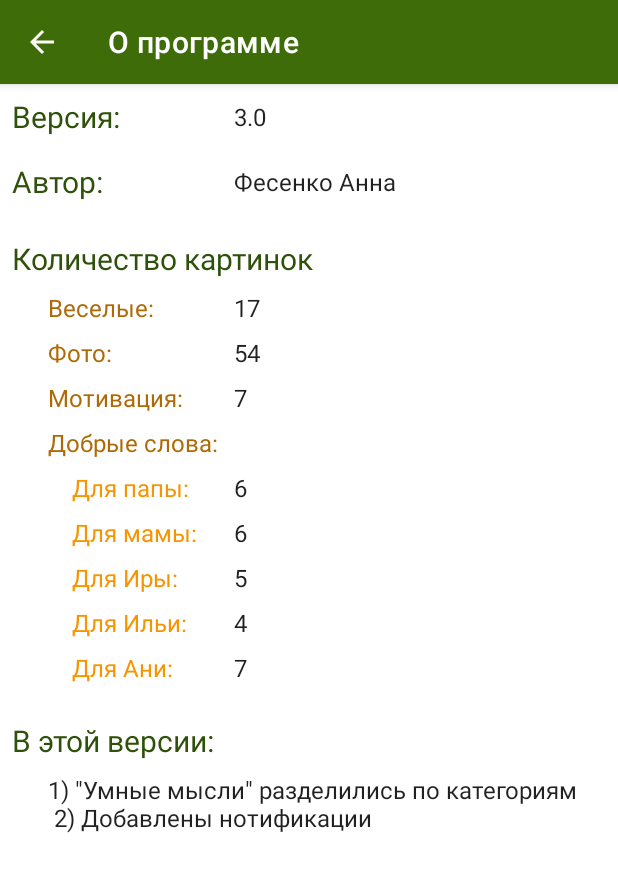
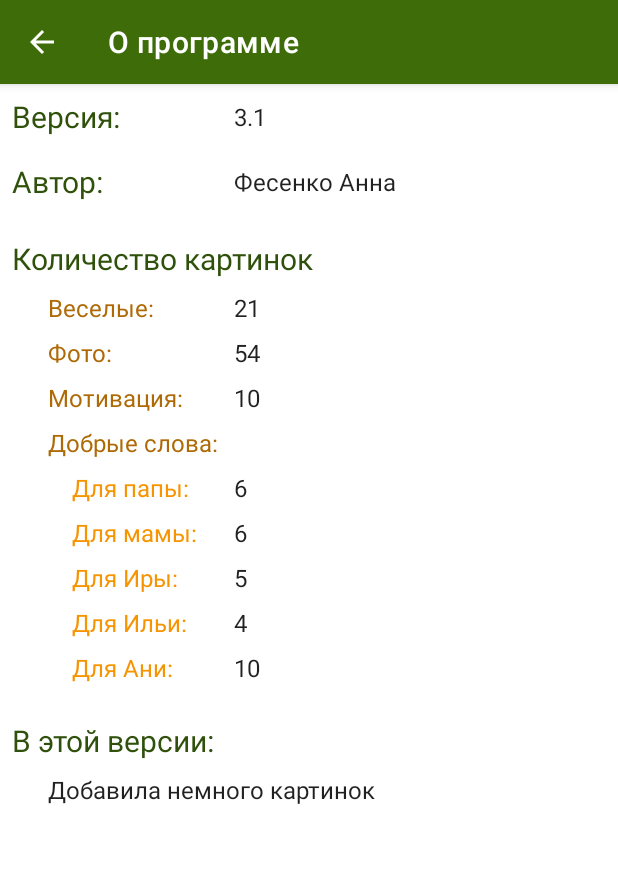
Before and after one commit to AnnaFVL/SmileApp, an Android app: the screen it shows after launch (AboutActivity), in the options menu, after a tap on "О программе", on a phone screen of 412 x 824 dp. Shown: the top 872 px of the screen. Run offline under Robolectric (Android 15) with nearby library versions, the light colour scheme and no system bars.

Commit message:
v.3.1 - added some pictures

```diff
--- a/app/src/main/java/com/example/smileapp/MainActivity.kt
+++ b/app/src/main/java/com/example/smileapp/MainActivity.kt
@@ -189,7 +189,8 @@ class MainActivity : AppCompatActivity() {
         funnyList = listOf(R.drawable.funny1, R.drawable.funny2, R.drawable.funny3, R.drawable.funny4, R.drawable.funny5,
             R.drawable.funny6, R.drawable.funny7, R.drawable.funny8, R.drawable.funny9, R.drawable.funny10,
             R.drawable.funny11, R.drawable.funny12, R.drawable.funny13, R.drawable.funny14, R.drawable.funny15,
-            R.drawable.funny16, R.drawable.funny17)
+            R.drawable.funny16, R.drawable.funny17, R.drawable.funny18, R.drawable.funny19, R.drawable.funny20,
+            R.drawable.funny21)
         // 5, 13, 20, 26 - убрала
         photoList = listOf(R.drawable.family1, R.drawable.family2, R.drawable.family3, R.drawable.family4,
             R.drawable.family6, R.drawable.family7, R.drawable.family8, R.drawable.family9,
@@ -204,7 +205,7 @@ class MainActivity : AppCompatActivity() {
             R.drawable.family50, R.drawable.family51, R.drawable.family52, R.drawable.family53, R.drawable.family54,
             R.drawable.family55, R.drawable.family56, R.drawable.family57, R.drawable.family58)
         textList = listOf(R.drawable.text1, R.drawable.text2, R.drawable.text3, R.drawable.text4, R.drawable.text5,
-            R.drawable.text6, R.drawable.text26)
+            R.drawable.text6, R.drawable.text26, R.drawable.text33, R.drawable.text34, R.drawable.text35)
         textFatherList = listOf(R.drawable.text8, R.drawable.text11, R.drawable.text14, R.drawable.text19,
             R.drawable.text29, R.drawable.text31)
         textMotherList = listOf(R.drawable.text7, R.drawable.text11, R.drawable.text13, R.drawable.text21,
@@ -213,7 +214,8 @@ class MainActivity : AppCompatActivity() {
             R.drawable.text30)
         textIlyaList = listOf(R.drawable.text10, R.drawable.text12, R.drawable.text20, R.drawable.text23)
         textAnnaList = listOf(R.drawable.text15, R.drawable.text16, R.drawable.text17, R.drawable.text18,
-            R.drawable.text24, R.drawable.text27, R.drawable.text32)
+            R.drawable.text24, R.drawable.text27, R.drawable.text32, R.drawable.text36, R.drawable.text37,
+            R.drawable.text38)
 
     }
 
@@ -388,7 +390,8 @@ class MainActivity : AppCompatActivity() {
             funnyList = listOf(R.drawable.funny1, R.drawable.funny2, R.drawable.funny3, R.drawable.funny4, R.drawable.funny5,
                 R.drawable.funny6, R.drawable.funny7, R.drawable.funny8, R.drawable.funny9, R.drawable.funny10,
                 R.drawable.funny11, R.drawable.funny12, R.drawable.funny13, R.drawable.funny14, R.drawable.funny15,
-                R.drawable.funny16, R.drawable.funny17)
+                R.drawable.funny16, R.drawable.funny17, R.drawable.funny18, R.drawable.funny19, R.drawable.funny20,
+                R.drawable.funny21)
 
             val intent = Intent(context, MainActivity::class.java).apply {
                 flags = Intent.FLAG_ACTIVITY_NEW_TASK or Intent.FLAG_ACTIVITY_CLEAR_TASK
--- a/app/src/main/res/values/strings.xml
+++ b/app/src/main/res/values/strings.xml
@@ -32,7 +32,7 @@
 
     <!--About Activity: TextViews-->
     <string name="about_version">Версия:</string>
-    <string name="about_version_value">3.0</string>
+    <string name="about_version_value">3.1</string>
     <string name="about_author">Автор:</string>
     <string name="about_author_value">Фесенко Анна</string>
     <string name="about_images">Количество картинок</string>
@@ -46,8 +46,7 @@
     <string name="about_images_text_Ilya">Для Ильи:</string>
     <string name="about_images_text_Anna">Для Ани:</string>
     <string name="about_features">В этой версии:</string>
-    <string name="about_features_value">1) \"Умные мысли\" разделились по категориям\n
-    2) Добавлены нотификации</string>
+    <string name="about_features_value">Добавила немного картинок</string>
 
 
     <!--Utils: Channel for notification-->
```
Also changed, not shown: app/src/main/res/drawable/funny18.png (added), app/src/main/res/drawable/funny19.png (added), app/src/main/res/drawable/funny20.png (added), app/src/main/res/drawable/funny21.png (added), app/src/main/res/drawable/text33.png (added), app/src/main/res/drawable/text34.png (added), app/src/main/res/drawable/text35.png (added), app/src/main/res/drawable/text36.png (added), app/src/main/res/drawable/text37.png (added), app/src/main/res/drawable/text38.png (added).
